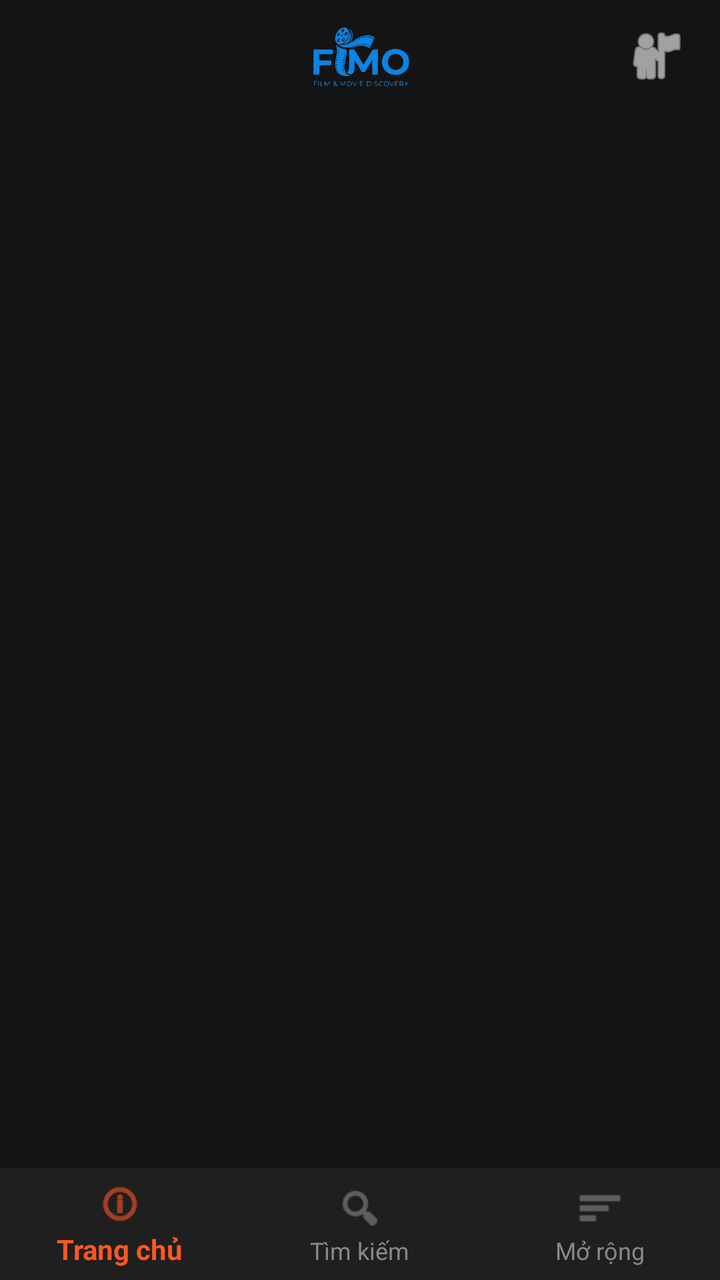
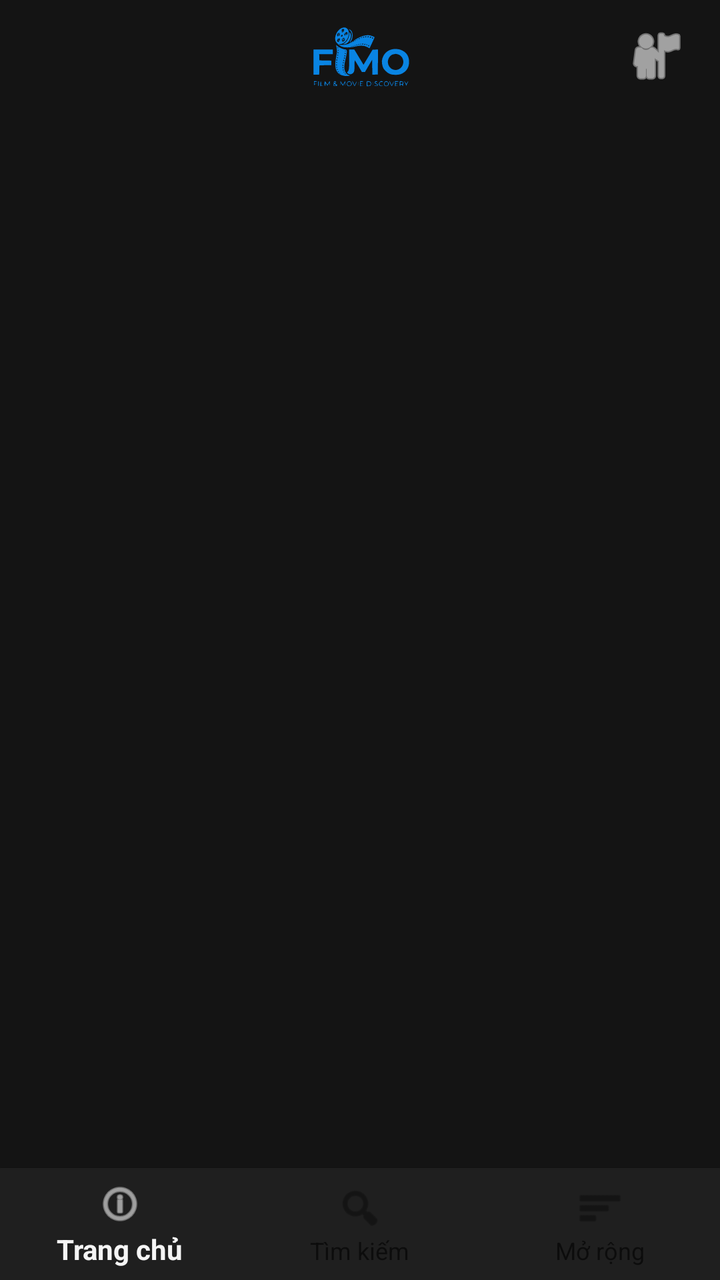

Compare the two renders of this Android layout. The source of the first and the diff that turns it into the second are given below.
<!-- AndroidManifest.xml: application theme Theme.AppCompat.DayNight.NoActionBar -->
<!-- res/layout/activity_main.xml -->
<?xml version="1.0" encoding="utf-8"?>
<RelativeLayout xmlns:android="http://schemas.android.com/apk/res/android"
    xmlns:app="http://schemas.android.com/apk/res-auto"
    android:layout_width="match_parent"
    android:layout_height="match_parent"
    android:background="#141414">

    <RelativeLayout
        android:id="@+id/topBar"
        android:layout_width="match_parent"
        android:layout_height="56dp"
        android:paddingHorizontal="16dp">

        <ImageView
            android:layout_width="120dp"
            android:layout_height="40dp"
            android:layout_centerInParent="true"
            android:scaleType="fitCenter"
            android:src="@drawable/screenshot_2026_05_23_150929"
            android:contentDescription="FIMO Logo"
            app:tint="#0984E3" />

        <ImageView
            android:id="@+id/icLogin"
            android:layout_width="32dp"
            android:layout_height="32dp"
            android:layout_alignParentEnd="true"
            android:layout_centerVertical="true"
            android:contentDescription="Login"
            android:src="@android:drawable/ic_menu_myplaces"
            app:tint="#FFFFFF" />
    </RelativeLayout>

    <FrameLayout
        android:id="@+id/fragment_container"
        android:layout_width="match_parent"
        android:layout_height="match_parent"
        android:layout_above="@id/bottomNavigation"
        android:layout_below="@id/topBar" />

    <com.google.android.material.bottomnavigation.BottomNavigationView
        android:id="@+id/bottomNavigation"
        android:layout_width="match_parent"
        android:layout_height="wrap_content"
        android:layout_alignParentBottom="true"
        android:background="#1F1F1F"
        app:menu="@menu/bottom_nav_menu"
        app:labelVisibilityMode="labeled"
        app:itemIconTint="@color/nav_item_color"
        app:itemTextColor="@color/nav_item_color" />

</RelativeLayout>
<!-- resources referenced by this layout -->
<resources>
  <!-- drawable screenshot_2026_05_23_150929: vector/xml drawable (drawable, 15398 chars, omitted) -->
</resources>

<!-- the commit's change to res/layout/activity_main.xml (unified diff, before → after) -->
@@ -1,6 +1,7 @@
 <?xml version="1.0" encoding="utf-8"?>
 <RelativeLayout xmlns:android="http://schemas.android.com/apk/res/android"
     xmlns:app="http://schemas.android.com/apk/res-auto"
+    android:id="@+id/mainRootLayout"
     android:layout_width="match_parent"
     android:layout_height="match_parent"
     android:background="#141414">
@@ -45,8 +46,6 @@
         android:layout_alignParentBottom="true"
         android:background="#1F1F1F"
         app:menu="@menu/bottom_nav_menu"
-        app:labelVisibilityMode="labeled"
-        app:itemIconTint="@color/nav_item_color"
-        app:itemTextColor="@color/nav_item_color" />
+        app:labelVisibilityMode="labeled" />
 
 </RelativeLayout>
